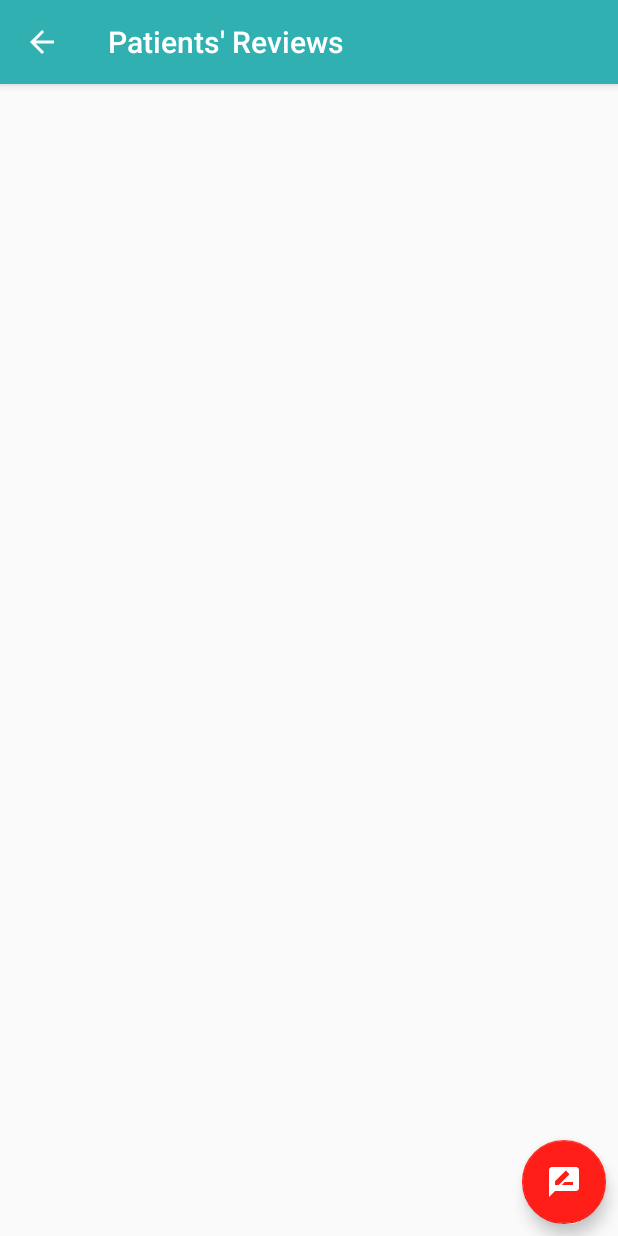
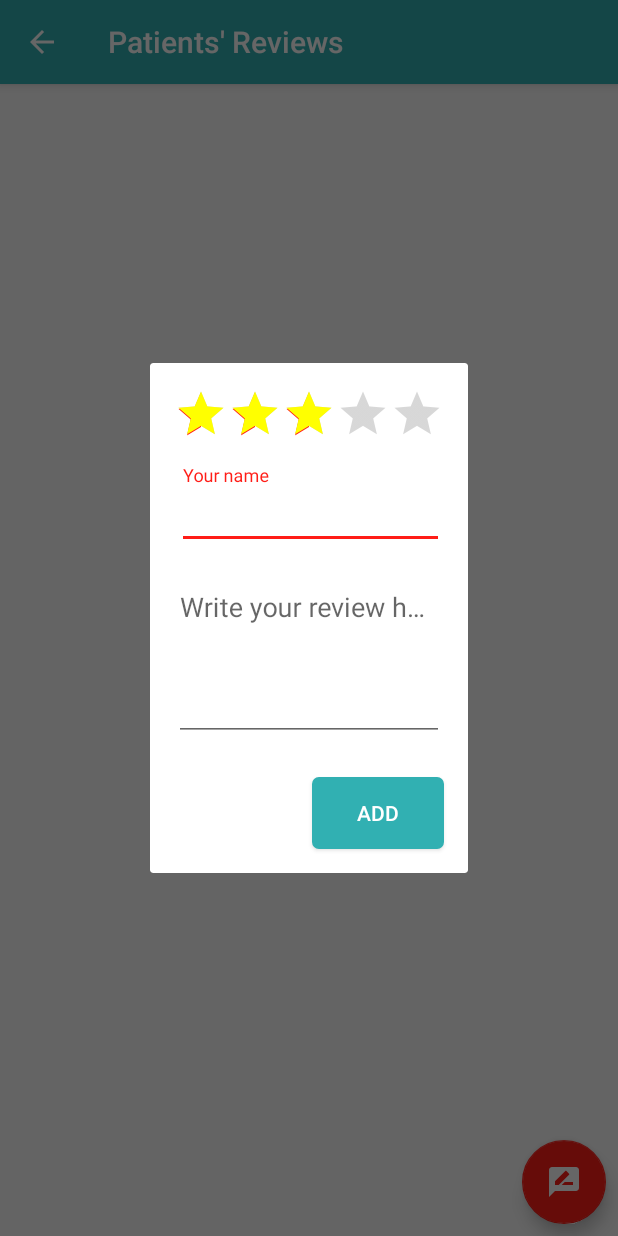
Before and after one commit to hanansabry/Capstone-Project, an Android app: the ReviewsActivity screen opened directly, with no data from a screen before it, after a tap on "Add review", on a phone screen of 412 x 824 dp. Run offline under Robolectric (Android 15) with nearby library versions, the phone set to English and light mode, and no system bars; our stand-ins replace Firebase (no records; nobody signed in at launch, a user with empty details on screens opened directly); 4 statements that could not run were skipped.

Commit message:
save state of add review dialog

```diff
--- a/app/build.gradle
+++ b/app/build.gradle
@@ -59,6 +59,7 @@ dependencies {
     implementation 'com.jakewharton:butterknife:8.8.1'
     annotationProcessor 'com.jakewharton:butterknife-compiler:8.8.1'
     implementation 'com.afollestad.material-dialogs:core:0.9.6.0'
+    implementation 'com.afollestad.material-dialogs:commons:0.9.6.0'
     testImplementation 'junit:junit:4.12'
     androidTestImplementation 'com.android.support.test:runner:1.0.2'
     androidTestImplementation 'com.android.support.test.espresso:espresso-core:3.0.2'
--- a/app/src/main/java/com/hanan/and/udacity/meetyourdoctor/activities/ReviewsActivity.java
+++ b/app/src/main/java/com/hanan/and/udacity/meetyourdoctor/activities/ReviewsActivity.java
@@ -3,19 +3,15 @@ package com.hanan.and.udacity.meetyourdoctor.activities;
 import android.os.Bundle;
 import android.support.annotation.NonNull;
 import android.support.annotation.Nullable;
+import android.support.v4.app.FragmentManager;
 import android.support.v7.app.AppCompatActivity;
 import android.support.v7.widget.LinearLayoutManager;
 import android.support.v7.widget.RecyclerView;
 import android.support.v7.widget.Toolbar;
-import android.util.Log;
 import android.view.MenuItem;
 import android.view.View;
-import android.widget.EditText;
-import android.widget.RatingBar;
 import android.widget.Toast;
 
-import com.afollestad.materialdialogs.DialogAction;
-import com.afollestad.materialdialogs.MaterialDialog;
 import com.google.android.gms.tasks.OnFailureListener;
 import com.google.android.gms.tasks.OnSuccessListener;
 import com.google.firebase.auth.FirebaseAuth;
@@ -31,6 +27,7 @@ import com.hanan.and.udacity.meetyourdoctor.adapters.ReviewsAdapter;
 import com.hanan.and.udacity.meetyourdoctor.model.Doctor;
 import com.hanan.and.udacity.meetyourdoctor.model.Review;
 import com.hanan.and.udacity.meetyourdoctor.model.User;
+import com.hanan.and.udacity.meetyourdoctor.utilities.AddingReviewDialog;
 import com.hanan.and.udacity.meetyourdoctor.utilities.GridSpacingItemDecoration;
 
 import java.text.SimpleDateFormat;
@@ -40,12 +37,11 @@ import java.util.Date;
 import java.util.List;
 import java.util.TimeZone;
 
-import static com.hanan.and.udacity.meetyourdoctor.utilities.Constants.ANONYMOUS;
 import static com.hanan.and.udacity.meetyourdoctor.utilities.Constants.DOCTOR;
 import static com.hanan.and.udacity.meetyourdoctor.utilities.Constants.REVIEWS_NODE;
 import static com.hanan.and.udacity.meetyourdoctor.utilities.Constants.USERS;
 
-public class ReviewsActivity extends AppCompatActivity {
+public class ReviewsActivity extends AppCompatActivity implements AddingReviewDialog.AddReviewDialogListener {
     private FirebaseDatabase database;
     private DatabaseReference doctorReviewsRef;
     private DatabaseReference userRef;
@@ -148,58 +144,9 @@ public class ReviewsActivity extends AppCompatActivity {
     }
 
     public void addNewReview(View view) {
-        MaterialDialog.Builder builder = new MaterialDialog.Builder(this)
-                .title(getString(R.string.add_review))
-                .customView(R.layout.review_dialog, true)
-                .positiveText(getString(R.string.add))
-                .onPositive(new MaterialDialog.SingleButtonCallback() {
-                    @Override
-                    public void onClick(@NonNull MaterialDialog dialog, @NonNull DialogAction which) {
-                        View dialogView = dialog.getCustomView();
-                        EditText reviewerET = dialogView.findViewById(R.id.reviewer_name);
-                        EditText reviewContentET = dialogView.findViewById(R.id.review);
-                        RatingBar reviewerRating = dialogView.findViewById(R.id.reviewer_rating);
-
-                        if (currentUser != null) {
-                            reviewerET.setText(userName);
-                        }
-
-                        reviewerName = (reviewerET.getText().toString()).equals("") ? ANONYMOUS : reviewerET.getText().toString();
-                        reviewContent = reviewContentET.getText().toString();
-                        ratingValue = reviewerRating.getRating();
-//
-//                        if (TextUtils.isEmpty(reviewContent)) {
-//                            Toast.makeText(ReviewsActivity.this, getString(R.string.write_review), Toast.LENGTH_SHORT).show();
-//                        } else {
-                        String timestamp = getDateCurrentTime();
-
-                        Review review = new Review(reviewerName, reviewContent, ratingValue, timestamp, doctor.getId());
-                        doctorReviewsRef.push().setValue(review)
-                                .addOnSuccessListener(new OnSuccessListener<Void>() {
-                                    @Override
-                                    public void onSuccess(Void aVoid) {
-                                        Toast.makeText(
-                                                ReviewsActivity.this,
-                                                getString(R.string.success_adding_review), Toast.LENGTH_SHORT)
-                                                .show();
-                                    }
-                                }).addOnFailureListener(new OnFailureListener() {
-                            @Override
-                            public void onFailure(@NonNull Exception e) {
-                                Toast.makeText(
-                                        ReviewsActivity.this,
-                                        getString(R.string.failed_adding_review), Toast.LENGTH_SHORT)
-                                        .show();
-                            }
-                        });
-//                        }
-                    }
-                });
-        MaterialDialog dialog = builder.build();
-        View dialogView = dialog.getCustomView();
-        EditText usernameEditText = dialogView.findViewById(R.id.reviewer_name);
-        usernameEditText.setText(userName);
-        dialog.show();
+        FragmentManager fm = getSupportFragmentManager();
+        AddingReviewDialog addingReviewDialog = AddingReviewDialog.newInstance(userName);
+        addingReviewDialog.show(fm, "add_review_tag");
     }
 
     public String getDateCurrentTime() {
@@ -232,4 +179,31 @@ public class ReviewsActivity extends AppCompatActivity {
         };
         userRef.addListenerForSingleValueEvent(usersEventListener);
     }
+
+    @Override
+    public void onFinishAddingReview(String reviewerName, String reviewContent, Float reviewRate) {
+        //adding the review to the database
+        String timestamp = getDateCurrentTime();
+
+        Review review = new Review(reviewerName, reviewContent, reviewRate, timestamp, doctor.getId());
+
+        doctorReviewsRef.push().setValue(review)
+                .addOnSuccessListener(new OnSuccessListener<Void>() {
+                    @Override
+                    public void onSuccess(Void aVoid) {
+                        Toast.makeText(
+                                ReviewsActivity.this,
+                                getString(R.string.success_adding_review), Toast.LENGTH_SHORT)
+                                .show();
+                    }
+                }).addOnFailureListener(new OnFailureListener() {
+            @Override
+            public void onFailure(@NonNull Exception e) {
+                Toast.makeText(
+                        ReviewsActivity.this,
+                        getString(R.string.failed_adding_review), Toast.LENGTH_SHORT)
+                        .show();
+            }
+        });
+    }
 }
--- /dev/null
+++ b/app/src/main/java/com/hanan/and/udacity/meetyourdoctor/utilities/AddingReviewDialog.java
@@ -0,0 +1,70 @@
+package com.hanan.and.udacity.meetyourdoctor.utilities;
+
+import android.os.Bundle;
+import android.support.annotation.Nullable;
+import android.support.v4.app.DialogFragment;
+import android.view.LayoutInflater;
+import android.view.View;
+import android.view.ViewGroup;
+import android.widget.Button;
+import android.widget.EditText;
+import android.widget.RatingBar;
+
+import com.hanan.and.udacity.meetyourdoctor.R;
+
+import static com.hanan.and.udacity.meetyourdoctor.utilities.Constants.ANONYMOUS;
+import static com.hanan.and.udacity.meetyourdoctor.utilities.Constants.USER;
+
+public class AddingReviewDialog extends DialogFragment {
+
+    public interface AddReviewDialogListener {
+        void onFinishAddingReview(String reviewerName, String reviewContent, Float reviewRate);
+    }
+
+    public AddingReviewDialog() {
+    }
+
+    public static AddingReviewDialog newInstance(String username) {
+        AddingReviewDialog dialog = new AddingReviewDialog();
+        Bundle b = new Bundle();
+        b.putString(USER, username);
+        dialog.setArguments(b);
+        return dialog;
+    }
+
+    @Override
+    public void onCreate(Bundle savedInstanceState) {
+        super.onCreate(savedInstanceState);
+    }
+
+    @Nullable
+    @Override
+    public View onCreateView(LayoutInflater inflater, @Nullable ViewGroup container, Bundle savedInstanceState) {
+        return inflater.inflate(R.layout.review_dialog, container);
+    }
+
+    @Override
+    public void onViewCreated(View view, @Nullable Bundle savedInstanceState) {
+        super.onViewCreated(view, savedInstanceState);
+        String username = getArguments().getString(USER, "");
+
+        getDialog().setTitle(getString(R.string.add_review));
+        final EditText reviewerEditText = view.findViewById(R.id.reviewer_name);
+        final EditText reviewContentET = view.findViewById(R.id.review);
+        final RatingBar ratingBar = view.findViewById(R.id.reviewer_rating);
+        Button addButton = view.findViewById(R.id.add_review);
+
+        reviewerEditText.setText(username);
+
+        final String reviewerName = reviewerEditText.getText().toString().equals("") ? ANONYMOUS : reviewerEditText.getText().toString();
+
+        addButton.setOnClickListener(new View.OnClickListener() {
+            @Override
+            public void onClick(View v) {
+                AddReviewDialogListener listener = (AddReviewDialogListener) getActivity();
+                listener.onFinishAddingReview(reviewerName, reviewContentET.getText().toString(), ratingBar.getRating());
+                dismiss();
+            }
+        });
+    }
+}
--- a/app/src/main/res/layout/review_dialog.xml
+++ b/app/src/main/res/layout/review_dialog.xml
@@ -1,6 +1,10 @@
 <?xml version="1.0" encoding="utf-8"?>
-<LinearLayout xmlns:android="http://schemas.android.com/apk/res/android"
+<ScrollView xmlns:android="http://schemas.android.com/apk/res/android"
     xmlns:tools="http://schemas.android.com/tools"
+    android:layout_width="match_parent"
+    android:layout_height="match_parent">
+
+    <LinearLayout
         android:layout_width="match_parent"
         android:layout_height="match_parent"
         android:orientation="vertical">
@@ -10,6 +14,7 @@
             style="?android:attr/ratingBarStyleIndicator"
             android:layout_width="wrap_content"
             android:layout_height="wrap_content"
+            android:layout_margin="16dp"
             android:layout_marginBottom="8dp"
             android:isIndicator="false"
             android:numStars="5"
@@ -21,7 +26,9 @@
         <android.support.design.widget.TextInputLayout
             android:layout_width="match_parent"
             android:layout_height="wrap_content"
-        android:layout_marginBottom="8dp">
+            android:layout_marginBottom="8dp"
+            android:layout_marginEnd="16dp"
+            android:layout_marginStart="18dp">
 
             <EditText
                 android:id="@+id/reviewer_name"
@@ -35,7 +42,9 @@
         <android.support.design.widget.TextInputLayout
             android:layout_width="match_parent"
             android:layout_height="wrap_content"
-        android:layout_marginBottom="8dp">
+            android:layout_marginBottom="8dp"
+            android:layout_marginEnd="16dp"
+            android:layout_marginStart="16dp">
 
             <EditText
                 android:id="@+id/review"
@@ -47,4 +56,15 @@
                 android:minLines="4" />
         </android.support.design.widget.TextInputLayout>
 
+        <Button
+            android:id="@+id/add_review"
+            android:layout_width="wrap_content"
+            android:layout_height="wrap_content"
+            android:layout_gravity="end"
+            android:layout_margin="16dp"
+            android:background="@drawable/bg_border_green"
+            android:text="@string/add"
+            android:textColor="@color/white" />
+
     </LinearLayout>
+</ScrollView>
```
Also changed, not shown: app/src/main/AndroidManifest.xml (+7 -20 lines). Lines whose indentation alone changed are shown as unchanged.
